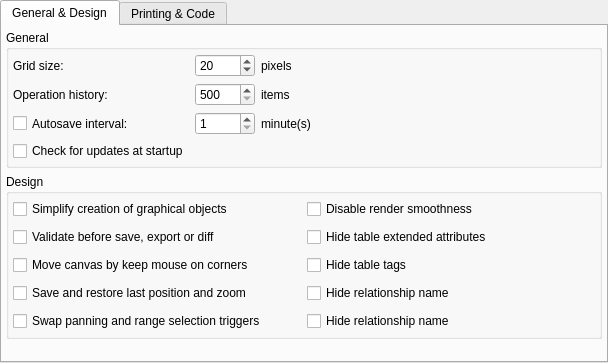
The window that libpgmodeler_ui/ui/generalconfigwidget.ui (pgmodeler/pgmodeler) describes before a commit, drawn with Qt 5.
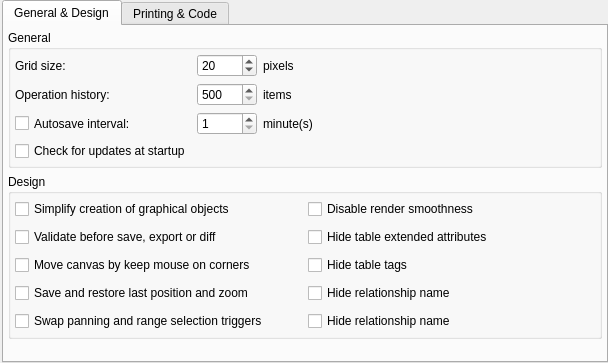
The same window after the commit.

What changed in the file:
```diff
--- a/libpgmodeler_ui/ui/generalconfigwidget.ui
+++ b/libpgmodeler_ui/ui/generalconfigwidget.ui
@@ -21,7 +21,7 @@
   </property>
   <layout class="QGridLayout" name="gridLayout_4">
    <property name="leftMargin">
-    <number>0</number>
+    <number>2</number>
    </property>
    <property name="topMargin">
     <number>0</number>
```
